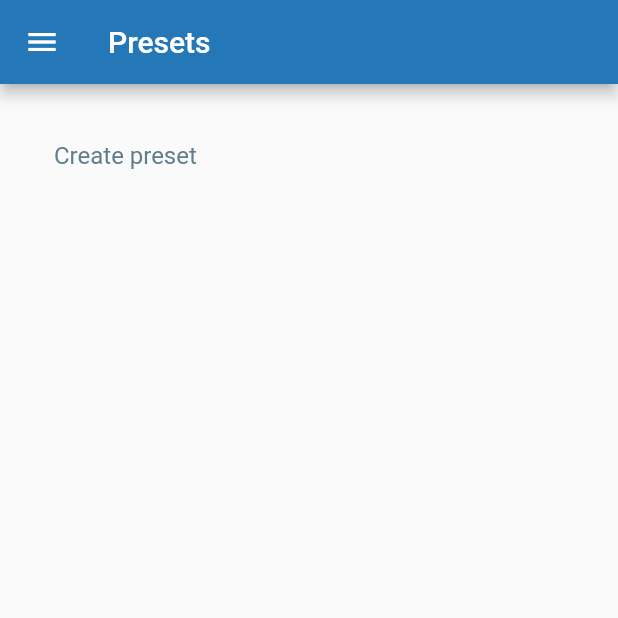
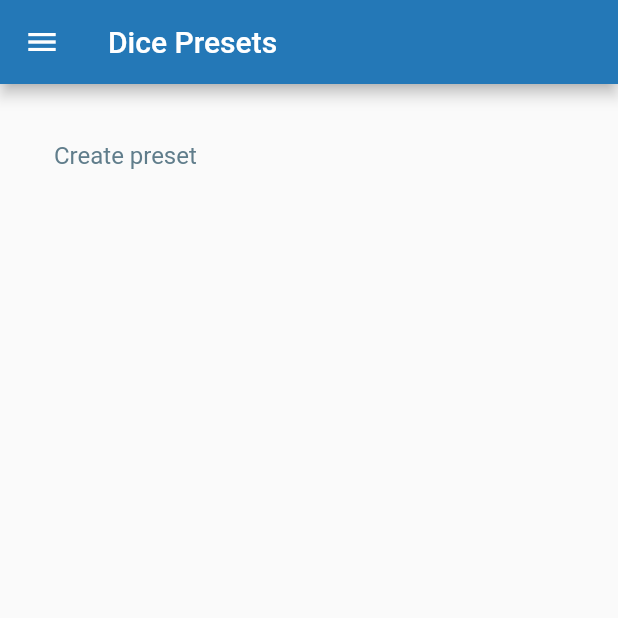
Before and after one commit to marcosbarbosa031/dice2roll, a Flutter app: the screen it shows after launch, on a phone screen of 412 x 824 dp, the top half of it. Run offline on Flutter 3.47's test engine with Material 2 defaults, Android fonts, the light colour scheme and no system bars; our stand-ins replace bloc, equatable, flutter_bloc; missing offline and left inert: animator.

Commit message:
Update name of dice preset page

```diff
--- a/lib/common/drawer.dart
+++ b/lib/common/drawer.dart
@@ -21,7 +21,7 @@ class AppDrawer extends StatelessWidget {
         ),
 
         ListTile(
-          title: Text('Presets', style: TextStyle(color: AppColors.primaryColor)),
+          title: Text('Dice Presets', style: TextStyle(color: AppColors.primaryColor)),
           onTap: () {
             Navigator.pop(context);
             if (active != 0) {
--- a/lib/dice_presets/dice.presets.page.dart
+++ b/lib/dice_presets/dice.presets.page.dart
@@ -24,7 +24,8 @@ class _DicepresetsState extends State<Dicepresets> {
     return AppScaffold(
       active: 0,
       presets: widget.presets,
-      title: "Presets",
+      title: "Dice Presets",
+      drawer: true,
       body: Padding(
         padding: EdgeInsets.all(20),
         child: Center(
```
